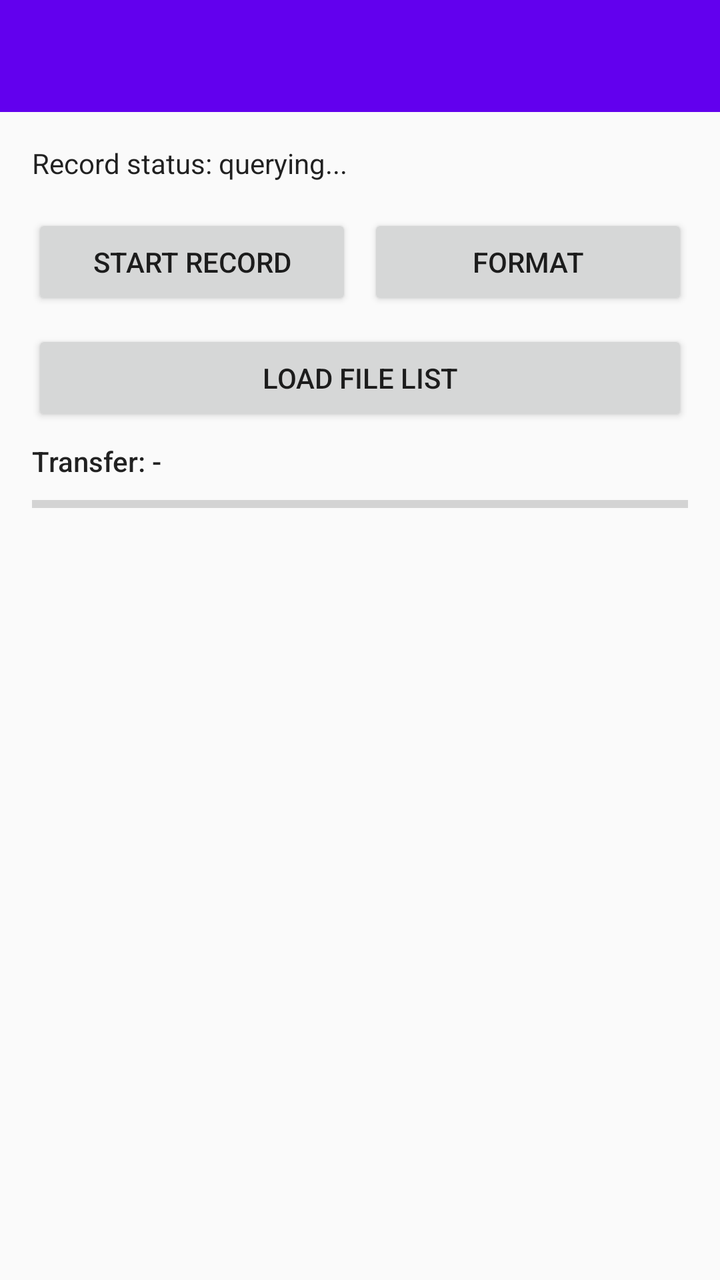
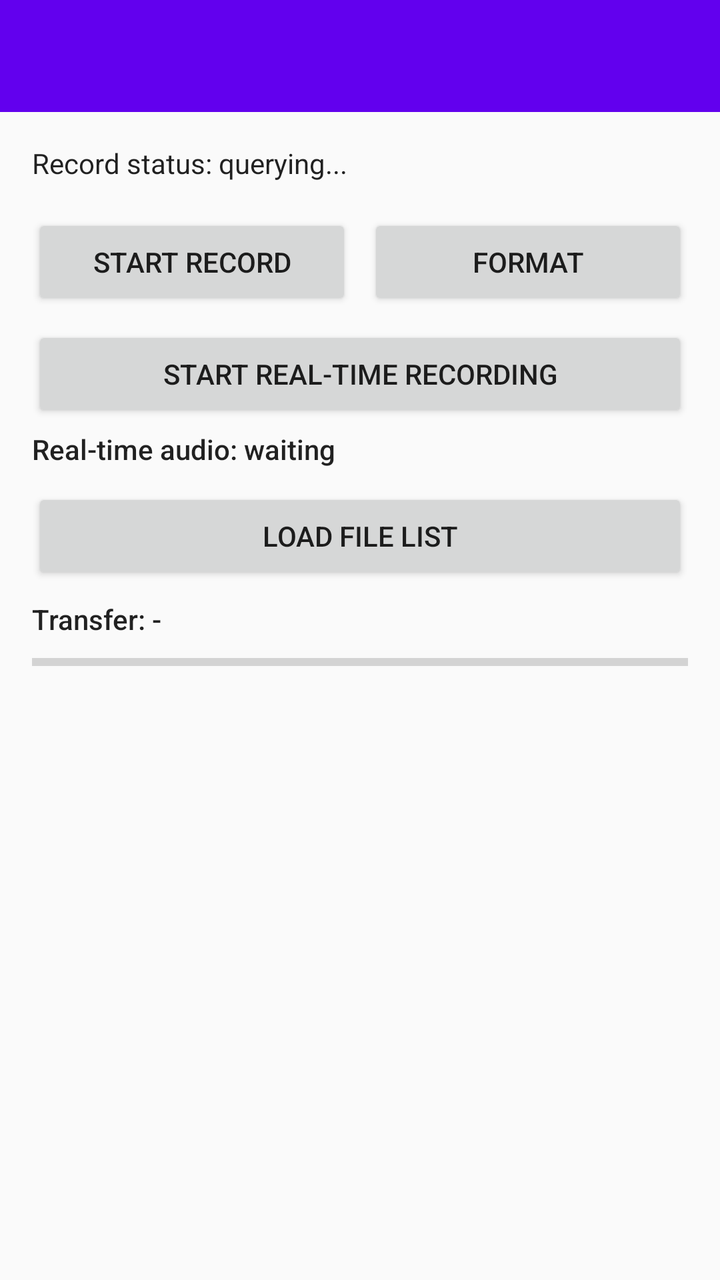

The first picture is an Android layout as it rendered before a commit; the second is the same layout after the commit. The layout source and the unified diff follow.
<!-- AndroidManifest.xml: activity theme AppTheme.NoActionBar -->
<!-- res/layout/activity_recording.xml -->
<?xml version="1.0" encoding="utf-8"?>
<LinearLayout xmlns:android="http://schemas.android.com/apk/res/android"
    android:layout_width="match_parent"
    android:layout_height="match_parent"
    android:orientation="vertical">

    <androidx.appcompat.widget.Toolbar
        android:id="@+id/toolbar"
        android:layout_width="match_parent"
        android:layout_height="?attr/actionBarSize"
        android:background="?attr/colorPrimary"
        android:title="Recording"
        android:titleTextColor="@android:color/white" />

    <TextView
        android:id="@+id/record_status"
        android:layout_width="match_parent"
        android:layout_height="wrap_content"
        android:layout_margin="16dp"
        android:text="Record status: querying..."
        android:textAppearance="@style/TextAppearance.AppCompat.Body1" />

    <LinearLayout
        android:layout_width="match_parent"
        android:layout_height="wrap_content"
        android:layout_marginLeft="16dp"
        android:layout_marginRight="16dp"
        android:orientation="horizontal">

        <Button
            android:id="@+id/record_control"
            android:layout_width="0dp"
            android:layout_height="wrap_content"
            android:layout_weight="1"
            android:text="Start Record" />

        <Button
            android:id="@+id/record_format"
            android:layout_width="0dp"
            android:layout_height="wrap_content"
            android:layout_marginStart="8dp"
            android:layout_weight="1"
            android:text="Format" />
    </LinearLayout>

    <Button
        android:id="@+id/load_file_list"
        android:layout_width="match_parent"
        android:layout_height="wrap_content"
        android:layout_marginLeft="16dp"
        android:layout_marginTop="10dp"
        android:layout_marginRight="16dp"
        android:text="Load File List" />

    <TextView
        android:id="@+id/transfer_status"
        android:layout_width="match_parent"
        android:layout_height="wrap_content"
        android:layout_marginLeft="16dp"
        android:layout_marginTop="8dp"
        android:layout_marginRight="16dp"
        android:text="Transfer: -"
        android:textAppearance="@style/TextAppearance.AppCompat.Body2" />

    <ProgressBar
        android:id="@+id/transfer_progress"
        style="@style/Widget.AppCompat.ProgressBar.Horizontal"
        android:layout_width="match_parent"
        android:layout_height="wrap_content"
        android:layout_marginLeft="16dp"
        android:layout_marginTop="4dp"
        android:layout_marginRight="16dp"
        android:max="100"
        android:progress="0" />

    <ListView
        android:id="@+id/file_list"
        android:layout_width="match_parent"
        android:layout_height="0dp"
        android:layout_marginTop="10dp"
        android:layout_weight="1" />
</LinearLayout>
<!-- resources referenced by this layout -->
<resources>
  <style name="AppTheme.NoActionBar">
          <item name="windowActionBar">false</item>
          <item name="windowNoTitle">true</item>
      </style>
</resources>

<!-- the commit's change to res/layout/activity_recording.xml (unified diff, before → after) -->
@@ -44,6 +44,25 @@
     </LinearLayout>
 
     <Button
+        android:id="@+id/record_realtime_control"
+        android:layout_width="match_parent"
+        android:layout_height="wrap_content"
+        android:layout_marginLeft="16dp"
+        android:layout_marginTop="8dp"
+        android:layout_marginRight="16dp"
+        android:text="@string/recording_start_realtime" />
+
+    <TextView
+        android:id="@+id/realtime_status"
+        android:layout_width="match_parent"
+        android:layout_height="wrap_content"
+        android:layout_marginLeft="16dp"
+        android:layout_marginTop="4dp"
+        android:layout_marginRight="16dp"
+        android:text="@string/recording_realtime_waiting"
+        android:textAppearance="@style/TextAppearance.AppCompat.Body2" />
+
+    <Button
         android:id="@+id/load_file_list"
         android:layout_width="match_parent"
         android:layout_height="wrap_content"
<!-- resource entries referenced after the edit -->
@@ -1,5 +1,7 @@
 <!-- resources referenced by this layout -->
 <resources>
+  <string name="recording_realtime_waiting">Real-time audio: waiting</string>
+  <string name="recording_start_realtime">Start real-time recording</string>
   <style name="AppTheme.NoActionBar">
           <item name="windowActionBar">false</item>
           <item name="windowNoTitle">true</item>
